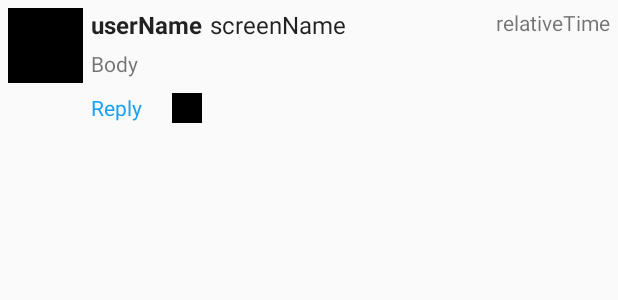
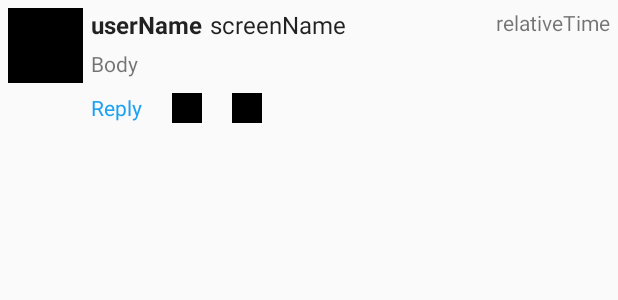
Before and after one commit to monicatang/MySimpleTweets, an Android app: the layout activity_details.xml on its own in the app's theme, with its tools: preview values and no code run, on a phone screen of 412 x 824 dp. Shown: the top 300 px of the screen. Run offline under Robolectric (Android 15) with nearby library versions, the phone set to English and light mode, and no system bars.

Commit message:
Added heart icon

```diff
--- a/app/src/main/java/com/codepath/apps/restclienttemplate/DetailsActivity.java
+++ b/app/src/main/java/com/codepath/apps/restclienttemplate/DetailsActivity.java
@@ -29,6 +29,7 @@ public class DetailsActivity extends AppCompatActivity implements View.OnClickLi
     @BindView(R.id.tvReply) TextView tvReply;
     @BindView(R.id.ivProfileImage) ImageView ivProfileImage;
     @BindView(R.id.ivRetweet) ImageView ivRetweet;
+    @BindView(R.id.ivHeart) ImageView ivHeart;
 
 
     @Override
@@ -49,7 +50,9 @@ public class DetailsActivity extends AppCompatActivity implements View.OnClickLi
         tvBody.setText(tweet.body);
 
         Drawable ic_vector_reTweet = getResources().getDrawable(R.drawable.ic_vector_retweet);
+        Drawable ic_vector_heart = getResources().getDrawable(R.drawable.ic_vector_heart);
         ivRetweet.setImageDrawable(ic_vector_reTweet);
+        ivHeart.setImageDrawable(ic_vector_heart);
 
         int radius = 70; // corner radius, higher value = more rounded
         int margin = 10; // crop margin, set to 0 for corners with no crop
--- a/app/src/main/res/layout/activity_details.xml
+++ b/app/src/main/res/layout/activity_details.xml
@@ -75,4 +75,13 @@
         android:layout_marginLeft="20dp"
         app:srcCompat="@android:color/black" />
 
+    <ImageView
+        android:id="@+id/ivHeart"
+        android:layout_width="20dp"
+        android:layout_height="20dp"
+        android:layout_below="@+id/tvBody"
+        android:layout_toRightOf="@+id/ivRetweet"
+        android:layout_marginLeft="20dp"
+        app:srcCompat="@android:color/black" />
+
 </RelativeLayout>
```
Also changed, not shown: app/src/main/res/drawable-hdpi/ic_vector_heart.xml (added, +9 -0 lines), app/src/main/res/drawable-mdpi/ic_vector_heart.xml (added, +9 -0 lines), app/src/main/res/drawable-xhdpi/ic_vector_heart.xml (added, +9 -0 lines), app/src/main/res/drawable-xxhdpi/ic_vector_heart.xml (added, +9 -0 lines).
